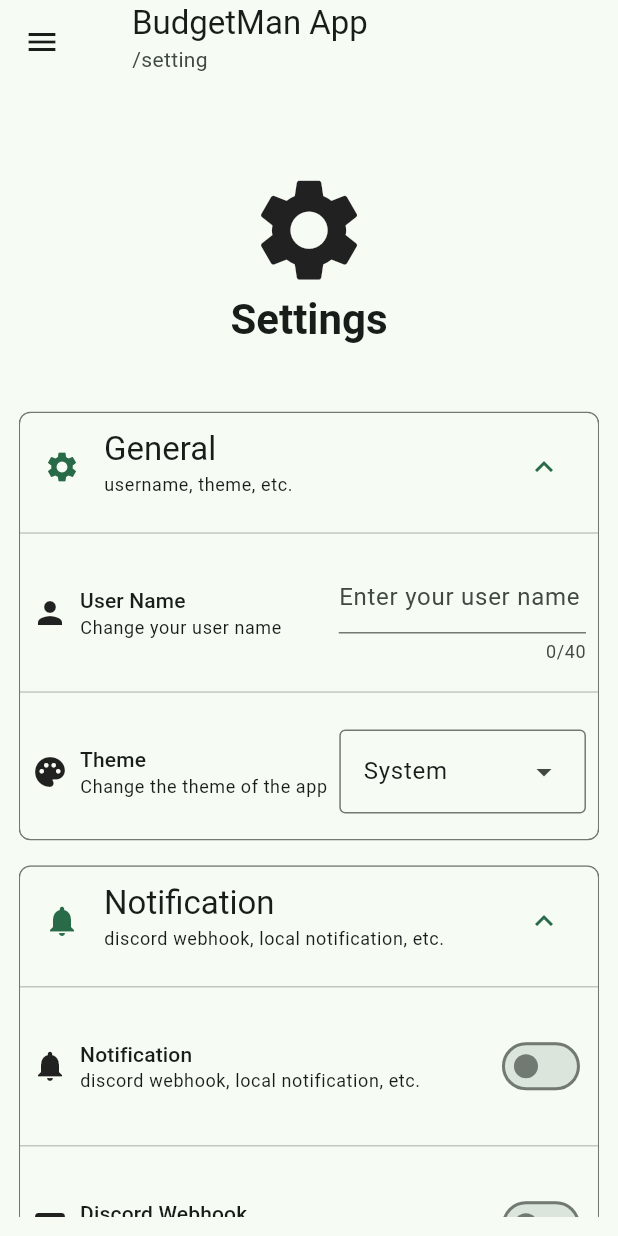
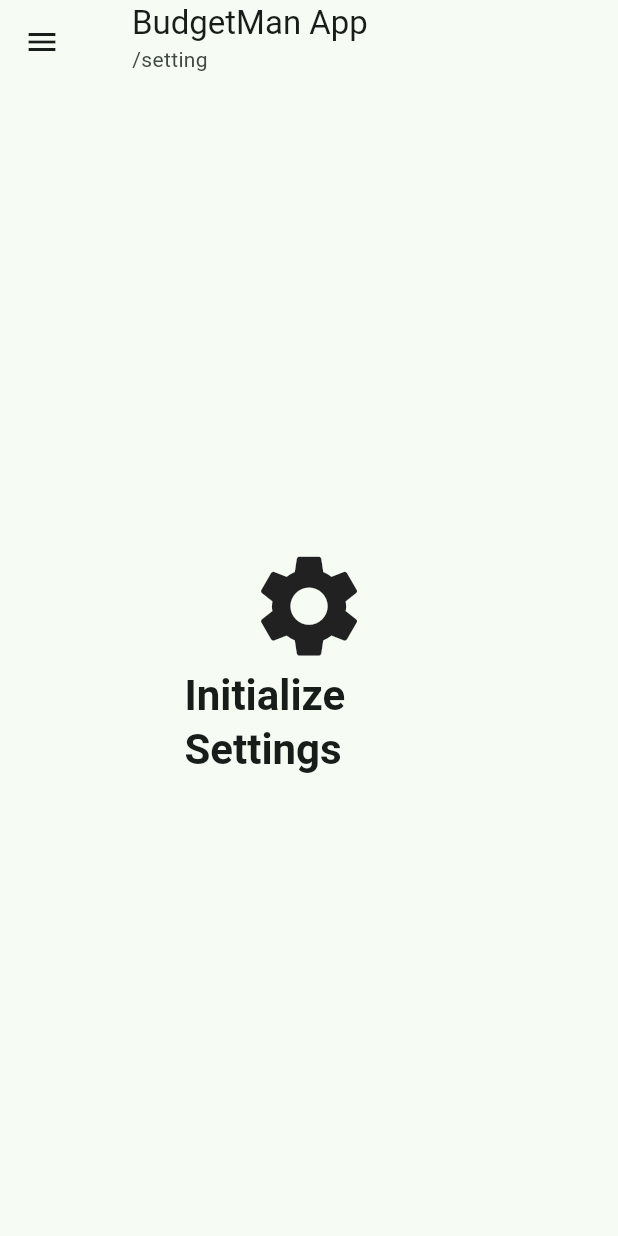
Before and after one commit to SkyJTx/budgetman, a Flutter app: the screen it shows after launch, on a phone screen of 412 x 824 dp. Run offline on Flutter 3.47's test engine with Material 3 defaults, Android fonts, the light colour scheme and no system bars; drawn by our look-alikes of flutter_animate; our stand-ins replace equatable, flutter_bloc, get_it, go_router, isar, sizer; accounts and stored records are empty; generated files the repository leaves out were written again.

Commit message:
add animation to setting

```diff
--- a/lib/client/presentation/setting/setting_page.dart
+++ b/lib/client/presentation/setting/setting_page.dart
@@ -18,9 +18,10 @@ class SettingPage extends StatefulWidget {
   State<SettingPage> createState() => SettingPageState();
 }
 
-class SettingPageState extends State<SettingPage> {
+class SettingPageState extends State<SettingPage> with SingleTickerProviderStateMixin {
   final userNameController = TextEditingController();
   final discordWebhookUriController = TextEditingController();
+  final scrollController = ScrollController();
   @override
   Widget build(BuildContext context) {
     return BlocConsumer<SettingsBloc, SettingsState>(
@@ -30,7 +31,47 @@ class SettingPageState extends State<SettingPage> {
         log(state.toString());
       },
       builder: (context, state) {
+        if (!state.isInitialized) {
+          return Align(
+            alignment: Alignment.center,
+            child: Container(
+              padding: const EdgeInsets.all(20),
+              width: [50.w, 50.h].min.toDouble(),
+              height: [50.w, 50.h].min.toDouble(),
+              child: Column(
+                mainAxisAlignment: MainAxisAlignment.center,
+                children: [
+                  Animate(
+                    target: state.isInitialized ? 0 : 1,
+                    onComplete: (controller) {
+                      controller.repeat();
+                    },
+                    effects: const [
+                      RotateEffect(
+                        begin: 0,
+                        end: 1,
+                        curve: Curves.linear,
+                        duration: Duration(seconds: 3),
+                      ),
+                    ],
+                    child: Icon(
+                      Icons.settings,
+                      size: 10.h,
+                    ),
+                  ),
+                  Text(
+                    'Initialize Settings',
+                    style: context.textTheme.headlineMedium?.copyWith(
+                      fontWeight: FontWeight.bold,
+                    ),
+                  ),
+                ],
+              ),
+            ),
+          );
+        }
         return ListView(
+          controller: scrollController,
           children: [
             Align(
               alignment: Alignment.center,
@@ -41,15 +82,24 @@ class SettingPageState extends State<SettingPage> {
                 child: Column(
                   mainAxisAlignment: MainAxisAlignment.center,
                   children: [
-                    Icon(
-                      Icons.settings,
-                      size: 10.h,
-                    ).animate(onComplete: (controller) => controller.repeat()).rotate(
+                    Animate(
+                      target: state.isInitialized ? 0 : 1,
+                      onComplete: (controller) {
+                        controller.repeat();
+                      },
+                      effects: const [
+                        RotateEffect(
                           begin: 0,
                           end: 1,
                           curve: Curves.linear,
-                          duration: 3.seconds,
+                          duration: Duration(seconds: 3),
                         ),
+                      ],
+                      child: Icon(
+                        Icons.settings,
+                        size: 10.h,
+                      ),
+                    ),
                     Text(
                       'Settings',
                       style: context.textTheme.headlineMedium?.copyWith(
@@ -200,7 +250,16 @@ class SettingPageState extends State<SettingPage> {
               ],
             ),
           ],
-        );
+        )
+            .animate(
+              target: state.isInitialized ? 1 : 0,
+            )
+            .fade(
+              begin: 0,
+              end: 1,
+              curve: Curves.easeInOut,
+              duration: 0.5.seconds,
+            );
       },
     );
   }
```
